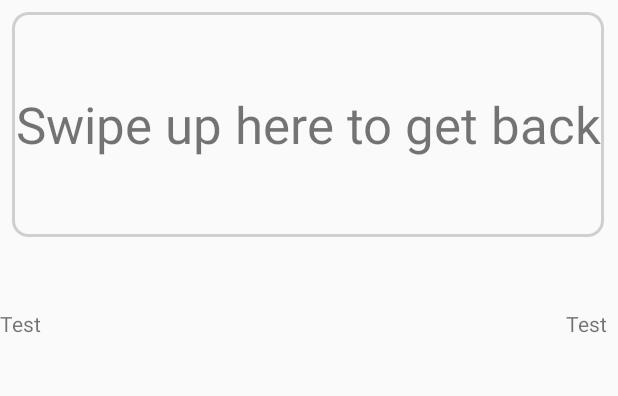
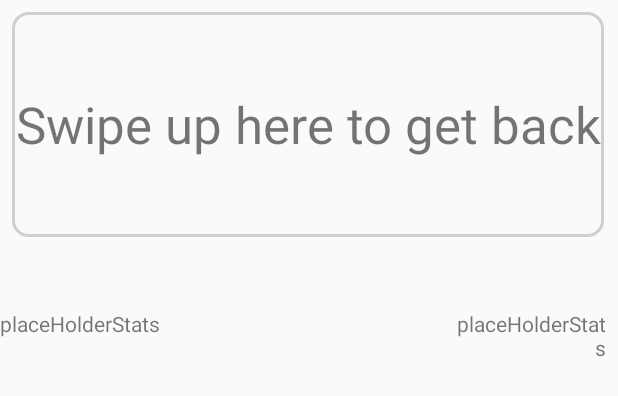
Before and after one commit to 2tefan/Schober-Orakel, an Android app: the layout stats_area.xml on its own in the app's theme, with its tools: preview values and no code run, on a phone screen of 412 x 824 dp. Shown: the top 396 px of the screen. Run offline under Robolectric (Android 15) with nearby library versions, the phone set to English and light mode, and no system bars; Roboto replaces fonts that are not available here.

Commit message:
Update 0.3.3

```diff
--- a/app/build.gradle
+++ b/app/build.gradle
@@ -6,8 +6,8 @@ android {
         applicationId "at.schiebung.stefan.schober0018"
         minSdkVersion 14
         targetSdkVersion 28
-        versionCode 5
-        versionName "0.3.2"
+        versionCode 6
+        versionName "0.3.3"
         testInstrumentationRunner "android.support.test.runner.AndroidJUnitRunner"
     }
     buildTypes {
--- a/app/src/main/res/layout/stats_area.xml
+++ b/app/src/main/res/layout/stats_area.xml
@@ -55,7 +55,7 @@
 					android:layout_height="wrap_content"
 					android:layout_marginTop="8dp"
 					android:gravity="start"
-					android:text="@string/testing"
+					android:text="@string/placeHolderStats"
 					android:textAlignment="textStart"
 					app:layout_constraintEnd_toEndOf="parent"
 					app:layout_constraintHorizontal_bias="0.0"
@@ -70,7 +70,7 @@
 					android:layout_marginEnd="8dp"
 					android:layout_marginRight="8dp"
 					android:gravity="end"
-					android:text="@string/testing"
+					android:text="@string/placeHolderStats"
 					android:textAlignment="textEnd"
 					app:layout_constraintEnd_toEndOf="parent"
 					app:layout_constraintTop_toTopOf="parent" />
--- a/app/src/main/res/values/strings.xml
+++ b/app/src/main/res/values/strings.xml
@@ -37,5 +37,5 @@
 	<string name="infomation">Swipe up here to get back</string>
 
 	<!--Testing-->
-	<string name="testing" translatable="false">Test</string>
+	<string name="placeHolderStats" translatable="false">placeHolderStats</string>
 </resources>
```
Also changed, not shown: app/src/main/java/at/schiebung/stefan/schober0018/MainActivity.java (+3 -4 lines), 4 other files.
